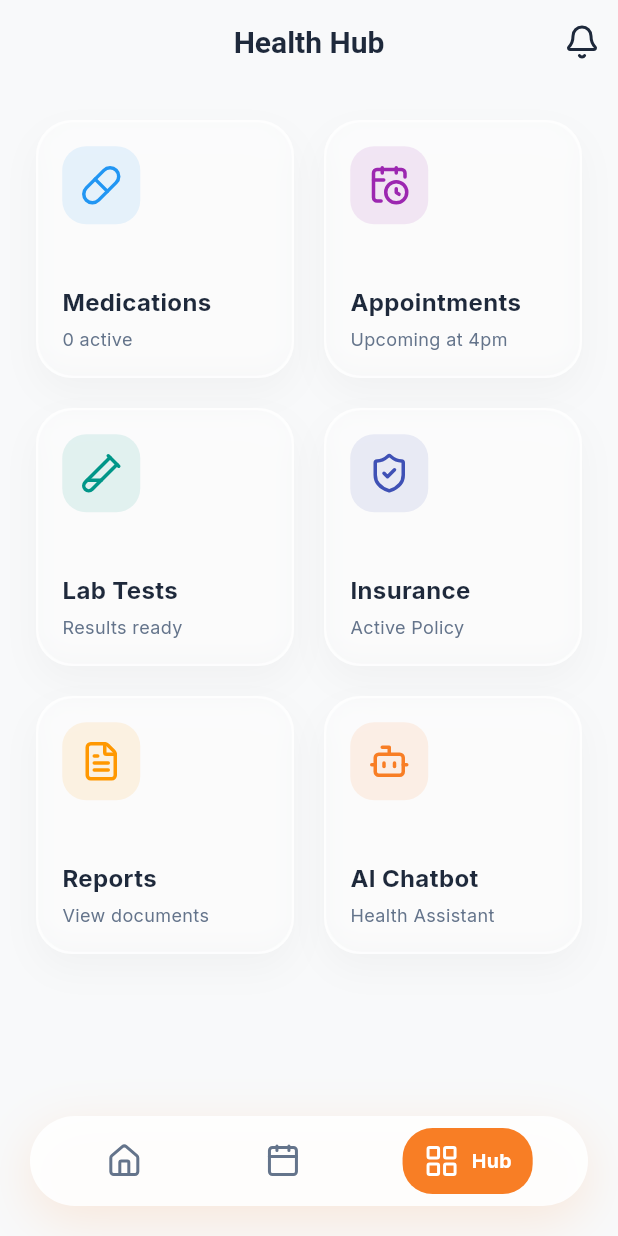
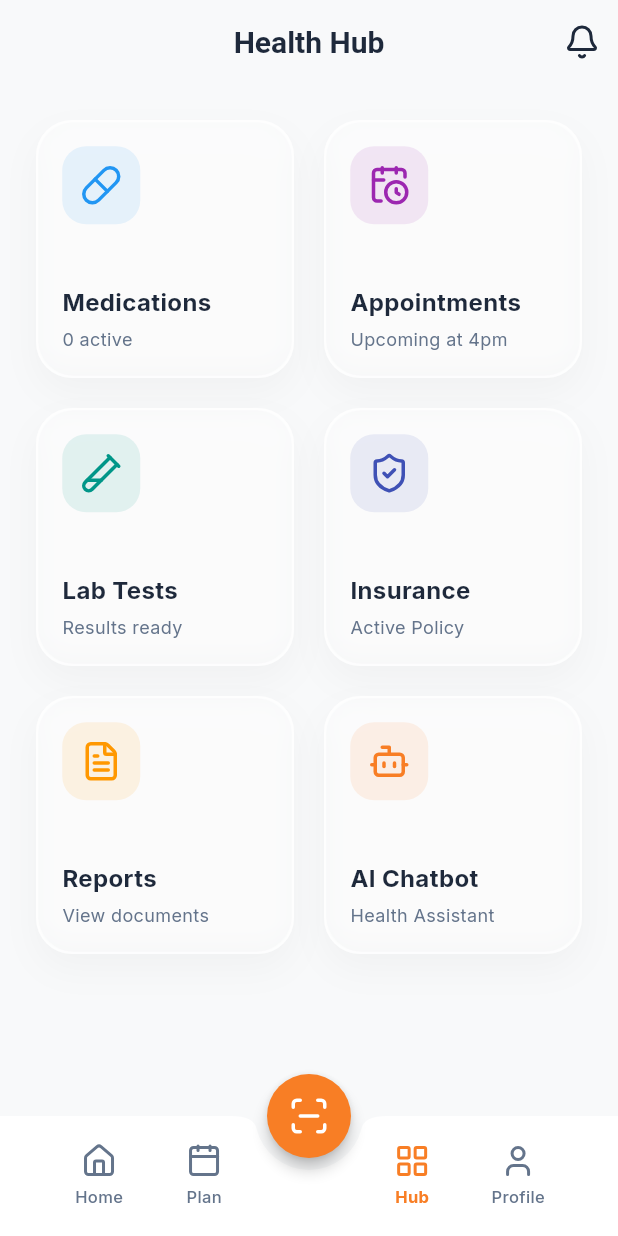
Before and after one commit to umakanthkeerthi/AYUSYNC, a Flutter app: the MainLayout screen opened directly, item 3 of the bottom bar chosen, on a phone screen of 412 x 824 dp. Run offline on Flutter 3.47's test engine with Material 3 defaults, Android fonts, the phone set to English and light mode, and no system bars; drawn by our look-alikes of flutter_animate; our stand-ins replace dio, fl_chart, flutter_markdown, flutter_riverpod, go_router, google_fonts and 4 more; missing offline and left inert: file_selector.

Commit message:
Update patient app UI screens

```diff
--- a/frontend/patient_app/lib/screens/main_layout.dart
+++ b/frontend/patient_app/lib/screens/main_layout.dart
@@ -5,6 +5,8 @@ import 'home_screen.dart';
 import 'chat_screen.dart';
 import 'health_hub_screen.dart';
 import 'plan_screen.dart';
+import 'upload_record_screen.dart';
+import 'profile_screen.dart';
 import '../theme/app_theme.dart';
 
 class MainLayout extends StatefulWidget {
@@ -21,47 +23,64 @@ class _MainLayoutState extends State<MainLayout> {
     const HomeScreen(),
     const PlanScreen(),
     const HealthHubScreen(),
+    const ProfileScreen(),
   ];
 
   @override
   Widget build(BuildContext context) {
     return Scaffold(
-      extendBody: true, // Allows background to flow under the floating nav bar
+      floatingActionButtonLocation: FloatingActionButtonLocation.centerDocked,
+      floatingActionButton: FloatingActionButton(
+        onPressed: () {
+          Navigator.push(context, MaterialPageRoute(builder: (context) => const UploadRecordScreen()));
+        },
+        backgroundColor: AppTheme.primaryOrange,
+        elevation: 4,
+        shape: const CircleBorder(),
+        child: const Icon(LucideIcons.scanLine, color: Colors.white, size: 28),
+      ).animate().scale(delay: 200.ms, duration: 400.ms, curve: Curves.easeOutBack),
       body: AnimatedSwitcher(
         duration: const Duration(milliseconds: 300),
         child: _screens[_currentIndex],
       ),
-      bottomNavigationBar: Container(
-        margin: const EdgeInsets.only(left: 20, right: 20, bottom: 20),
-        decoration: BoxDecoration(
-          color: Colors.white.withOpacity(0.9),
-          borderRadius: BorderRadius.circular(30),
-          boxShadow: [
-            BoxShadow(
-              color: AppTheme.primaryOrange.withOpacity(0.15),
-              blurRadius: 30,
-              offset: const Offset(0, 10),
-            ),
-          ],
-        ),
-        child: SafeArea(
-          child: Padding(
-            padding: const EdgeInsets.symmetric(horizontal: 10, vertical: 8),
+      bottomNavigationBar: BottomAppBar(
+        color: Colors.white,
+        elevation: 20,
+        shape: const CircularNotchedRectangle(),
+        notchMargin: 8.0,
+        clipBehavior: Clip.antiAlias,
+        child: SizedBox(
+          height: 60,
           child: Row(
-              mainAxisAlignment: MainAxisAlignment.spaceAround,
+            mainAxisAlignment: MainAxisAlignment.spaceBetween,
+            children: [
+              Expanded(
+                child: Row(
+                  mainAxisAlignment: MainAxisAlignment.spaceEvenly,
                   children: [
                     _buildNavItem(0, LucideIcons.home, 'Home'),
                     _buildNavItem(1, LucideIcons.calendar, 'Plan'),
-                _buildNavItem(2, LucideIcons.layoutGrid, 'Hub', isPrimary: true),
                   ],
                 ),
+              ),
+              const SizedBox(width: 48), // Notch space
+              Expanded(
+                child: Row(
+                  mainAxisAlignment: MainAxisAlignment.spaceEvenly,
+                  children: [
+                    _buildNavItem(2, LucideIcons.layoutGrid, 'Hub'),
+                    _buildNavItem(3, LucideIcons.user, 'Profile'),
+                  ],
+                ),
+              ),
+            ],
           ),
         ),
       ).animate().slideY(begin: 1, duration: 500.ms, curve: Curves.easeOutBack),
     );
   }
 
-  Widget _buildNavItem(int index, IconData icon, String label, {bool isPrimary = false}) {
+  Widget _buildNavItem(int index, IconData icon, String label) {
     final isSelected = _currentIndex == index;
 
     return GestureDetector(
@@ -70,36 +89,27 @@ class _MainLayoutState extends State<MainLayout> {
           _currentIndex = index;
         });
       },
-      child: AnimatedContainer(
-        duration: const Duration(milliseconds: 300),
-        padding: const EdgeInsets.symmetric(horizontal: 14, vertical: 10),
-        decoration: BoxDecoration(
-          color: isSelected
-              ? (isPrimary ? AppTheme.primaryOrange : AppTheme.primaryOrange.withOpacity(0.1))
-              : Colors.transparent,
-          borderRadius: BorderRadius.circular(20),
-        ),
-        child: Row(
+      behavior: HitTestBehavior.opaque,
+      child: Padding(
+        padding: const EdgeInsets.symmetric(horizontal: 8.0, vertical: 4.0),
+        child: Column(
           mainAxisSize: MainAxisSize.min,
+          mainAxisAlignment: MainAxisAlignment.center,
           children: [
             Icon(
               icon,
-              color: isSelected
-                  ? (isPrimary ? Colors.white : AppTheme.primaryOrange)
-                  : AppTheme.textMuted,
+              color: isSelected ? AppTheme.primaryOrange : AppTheme.textMuted,
               size: 24,
             ),
-            if (isSelected) ...[
-              const SizedBox(width: 8),
+            const SizedBox(height: 4),
             Text(
               label,
               style: TextStyle(
-                  fontSize: 13,
-                  color: isPrimary ? Colors.white : AppTheme.primaryOrange,
-                  fontWeight: FontWeight.w700,
+                fontSize: 11,
+                color: isSelected ? AppTheme.primaryOrange : AppTheme.textMuted,
+                fontWeight: isSelected ? FontWeight.w700 : FontWeight.w500,
               ),
-              ).animate().fadeIn().slideX(),
-            ]
+            ),
           ],
         ),
       ),
```
Also changed, not shown: frontend/patient_app/lib/screens/home_screen.dart (+13 -11 lines), frontend/patient_app/lib/screens/plan_screen.dart (+13 -1 lines), frontend/patient_app/lib/screens/profile_screen.dart (+10 -2 lines). Lines whose indentation alone changed are shown as unchanged.
